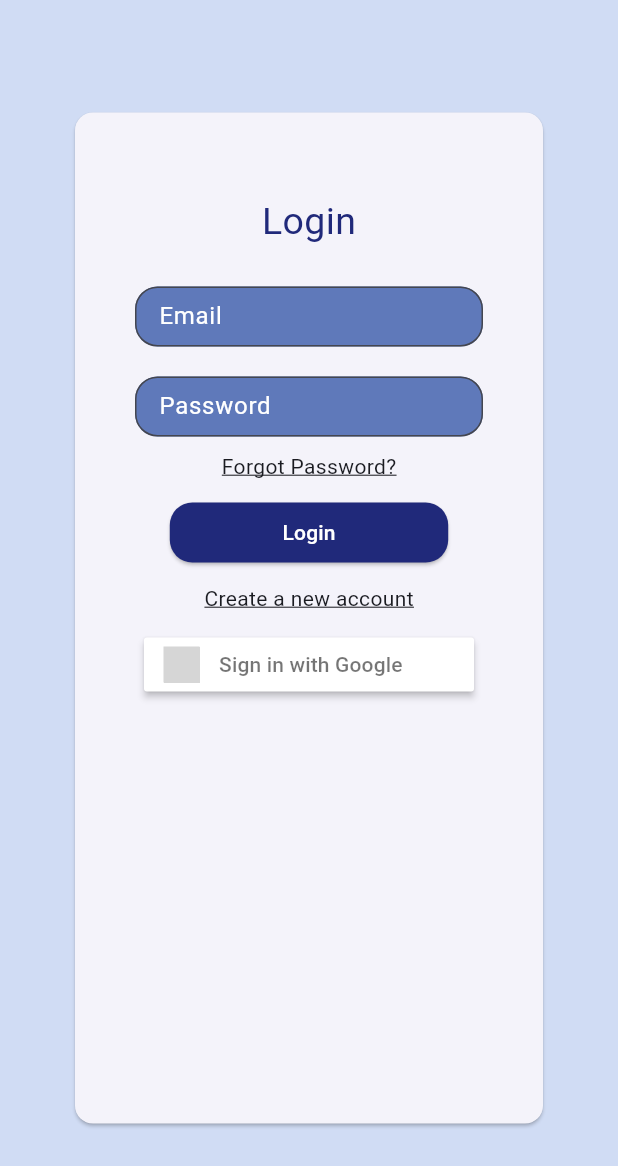
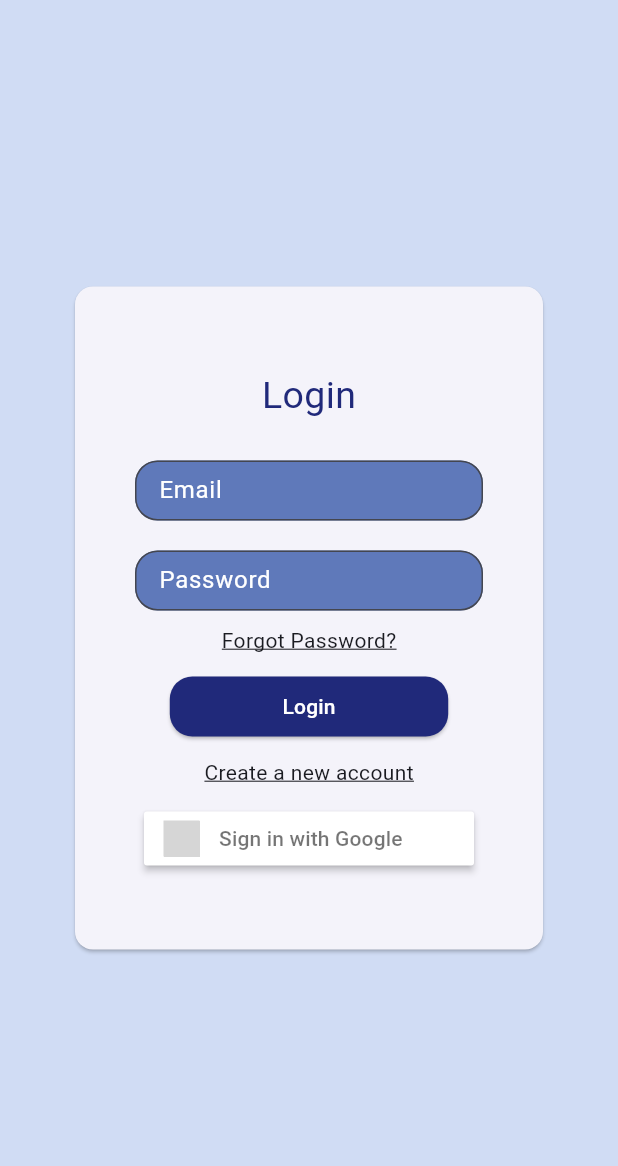
Before and after one commit to shenyang0111ucf/CoRD2-Mobile-App, a Flutter app: the screen it shows after launch, on a phone screen of 412 x 824 dp. Shown: the top 1166 px of the screen. Run offline on Flutter 3.47's test engine with Material 3 defaults, Android fonts, the phone set to English and light mode, and no system bars; our stand-ins replace cloud_firestore, firebase_auth, firebase_core, flutter_signin_button, google_sign_in; accounts and stored records are empty; grey boxes are pictures that could not be loaded.

```diff
--- a/lib/pages/sign_on.dart
+++ b/lib/pages/sign_on.dart
@@ -293,18 +293,21 @@ class _SignOnPageState extends State<SignOnPage> {
   @override
   Widget build(BuildContext context) {
     return Scaffold(
-        resizeToAvoidBottomInset: false,
+        resizeToAvoidBottomInset: true,
         body: Container(
           color: Color(lightBlue),
           child: Center(
-            child: Card(
+            child: SingleChildScrollView(
+              child: Card(
                 margin: const EdgeInsets.fromLTRB(50, 75, 50, 75),
                 child: Padding(
                   padding: const EdgeInsets.all(40.0),
                   child: Column(
                       mainAxisAlignment: MainAxisAlignment.start,
                       children: _login ? loginPage() : registerPage()),
-                )),
+                )
+              ),
+            ),
           ),
         ));
   }
```
